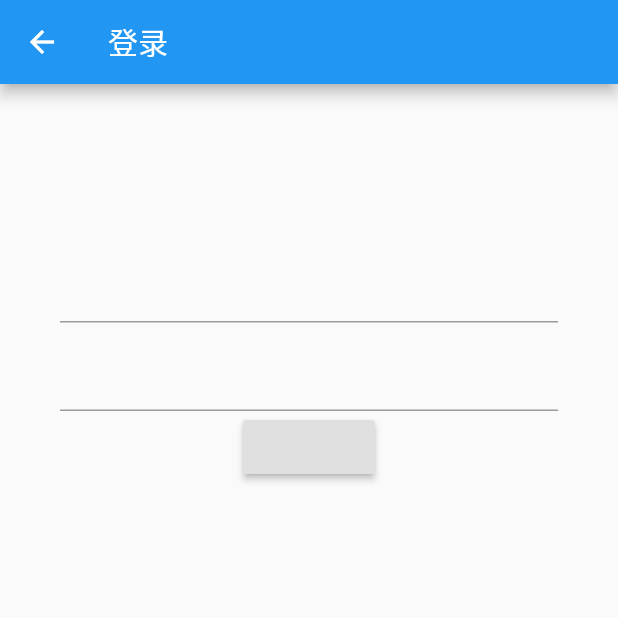
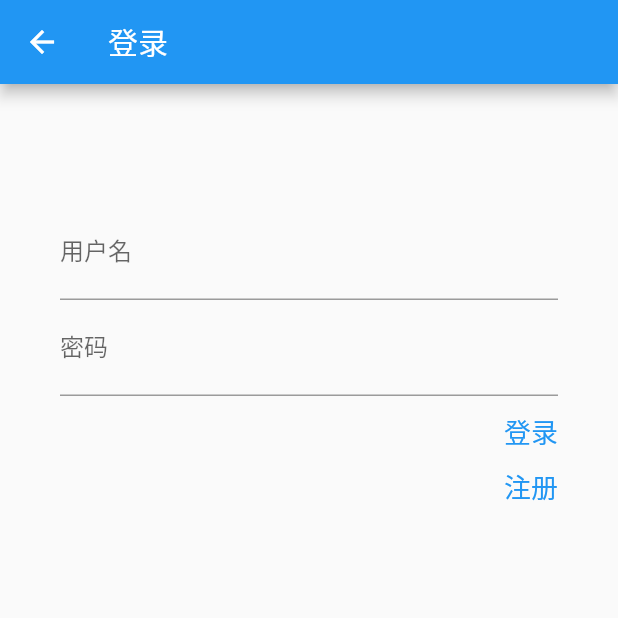
Before and after one commit to CaiJingLong/flutter-wanandroid, a Flutter app: the screen it shows after launch, in the side drawer, after a tap on "登录", on a phone screen of 412 x 824 dp, the top half of it. Run offline on Flutter 3.47's test engine with Material 2 defaults, Android fonts, the phone set to English and light mode, and no system bars; generated files the repository leaves out were written again; network calls fail; statements that could not run were skipped.

Commit message:
登录页面修正了一些问题

```diff
--- a/lib/main.dart
+++ b/lib/main.dart
@@ -22,6 +22,7 @@ class MyApp extends StatelessWidget {
         // or press Run > Flutter Hot Reload in IntelliJ). Notice that the
         // counter didn't reset back to zero; the application is not restarted.
         primarySwatch: Colors.blue,
+        buttonTheme: new ButtonThemeData(textTheme: ButtonTextTheme.primary),
       ),
       home: new MainPage(),
     );
--- a/lib/pages/draw/DrawerPage.dart
+++ b/lib/pages/draw/DrawerPage.dart
@@ -33,11 +33,14 @@ class _DrawPageState extends State<DrawPage> {
                       child: new Align(
                         alignment: Alignment.centerRight,
                         child: new SizedBox(
-                          child: new InkResponse(
-                            child: new Text("登录"),
-                            onTap: () {
-                              login();
-                            },
+                          child: new InkWell(
+                            child: new Text("登录",
+                              style: new TextStyle(
+                                color: Colors.blue,
+                                fontSize: 18.0,
+                              ),
+                            ),
+                            onTap: login,
                           ),
                         ),
                       ),
--- a/lib/pages/login/LoginPage.dart
+++ b/lib/pages/login/LoginPage.dart
@@ -1,4 +1,6 @@
 import 'package:flutter/material.dart';
+import 'package:flutter_wanandroid/pages/login/RegisterPage.dart';
+import 'package:flutter_wanandroid/widget/MyTextField.dart';
 
 class LoginPage extends StatefulWidget {
   @override
@@ -20,41 +22,83 @@ class _LoginPageState extends State<LoginPage> with TickerProviderStateMixin {
         }));
   }
 
-  Padding _buildContent(BuildContext context) {
-    var inputStyle = new TextStyle(fontSize: 30.0, color: Colors.black);
+  BuildContext _context;
+
+  Widget _buildContent(BuildContext context) {
+    var pwdNode = new FocusNode();
+    _context = context;
     return new Padding(
-      padding: const EdgeInsets.only(left: 40.0, top: 100.0, right: 40.0),
+      padding: const EdgeInsets.only(left: 40.0, top: 80.0, right: 40.0),
+      child: new Form(
         child: new Column(
           children: <Widget>[
             new TextField(
-            onChanged: (text) {
-              this.user = text;
+              onChanged: (str) {
+                this.user = str;
               },
-            style: inputStyle,
+              decoration: new InputDecoration(
+                labelText: '用户名',
+                hintText: '英文/数字',
+              ),
+              maxLines: 1,
+              onSubmitted: (text) {
+                FocusScope.of(context).reparentIfNeeded(pwdNode);
+              },
             ),
             new TextField(
               onChanged: (text) {
                 this.pwd = text;
               },
-            style: inputStyle,
+              obscureText: true,
+              maxLines: 1,
+              decoration: new InputDecoration(hintText: '一般在6位以上', labelText: '密码'),
               keyboardType: TextInputType.text,
+              onSubmitted: (text) {
+                _submit();
+              },
             ),
-          new RaisedButton(
-            onPressed: () {
-              if (user.isEmpty) {
-                Scaffold.of(context).showSnackBar(new SnackBar(content: new Text("用户名不能为空")));
-                return;
-              }
-              if (pwd.isEmpty) {
-                Scaffold.of(context).showSnackBar(new SnackBar(content: new Text("用户名不能为空")));
-                return;
-              }
-            },
-          )
+            createButton('登录', _submit),
+            createButton('注册', _regiseter),
           ],
+        ),
       ),
     );
   }
 
-  void submit() {}
+  Widget createButton(String text, Function onTap) {
+    return new Padding(
+      padding: const EdgeInsets.only(top: 10.0),
+      child: new Align(
+        alignment: Alignment.centerRight,
+        child: new InkWell(
+          onTap: onTap,
+          child: new Text(
+            text,
+            style: new TextStyle(
+              fontSize: 18.0,
+              color: Colors.blue,
+            ),
+          ),
+        ),
+      ),
+    );
   }
+
+  void _submit() {
+    if (user.isEmpty) {
+      Scaffold.of(_context).showSnackBar(new SnackBar(content: new Text("用户名不能为空")));
+      return;
+    }
+    if (pwd.isEmpty) {
+      Scaffold.of(_context).showSnackBar(new SnackBar(content: new Text("用户名不能为空")));
+      return;
+    }
+    print("$user $pwd");
+  }
+
+  void _regiseter() {
+    Navigator.of(context).push(new MaterialPageRoute(builder: (ctx) {
+      return new RegisterPage();
+    }));
+  }
+}
```
Also changed, not shown: lib/pages/login/RegisterPage.dart (+7 -3 lines), lib/widget/MyTextField.dart (added, +31 -0 lines). Lines whose indentation alone changed are shown as unchanged.
